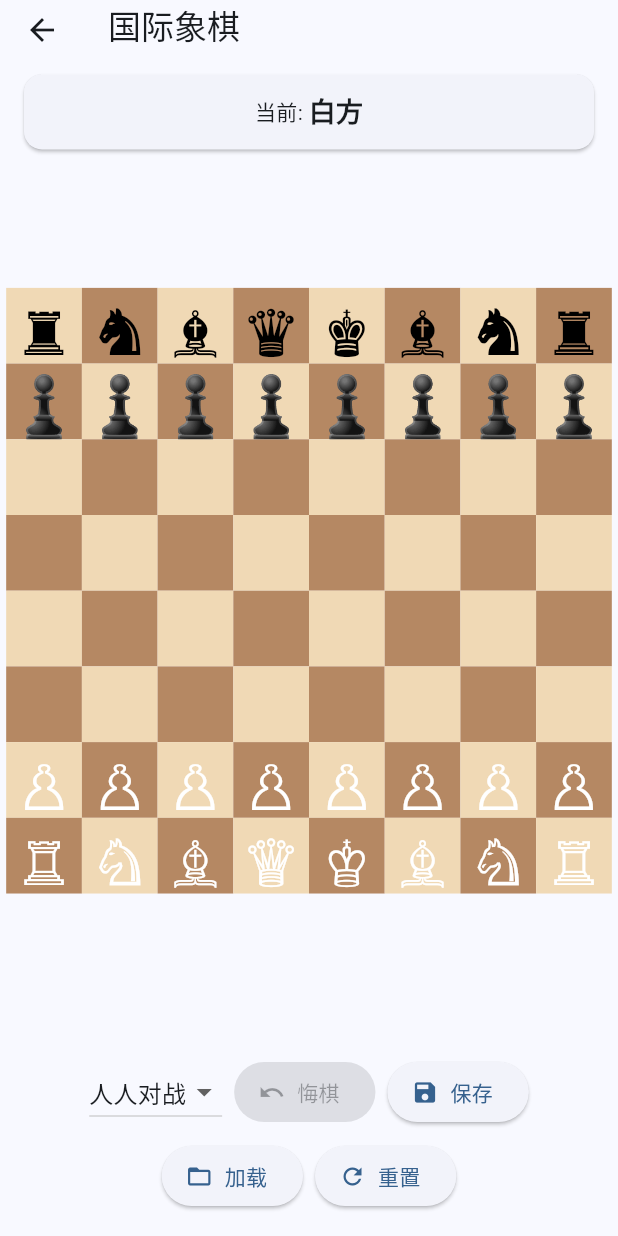
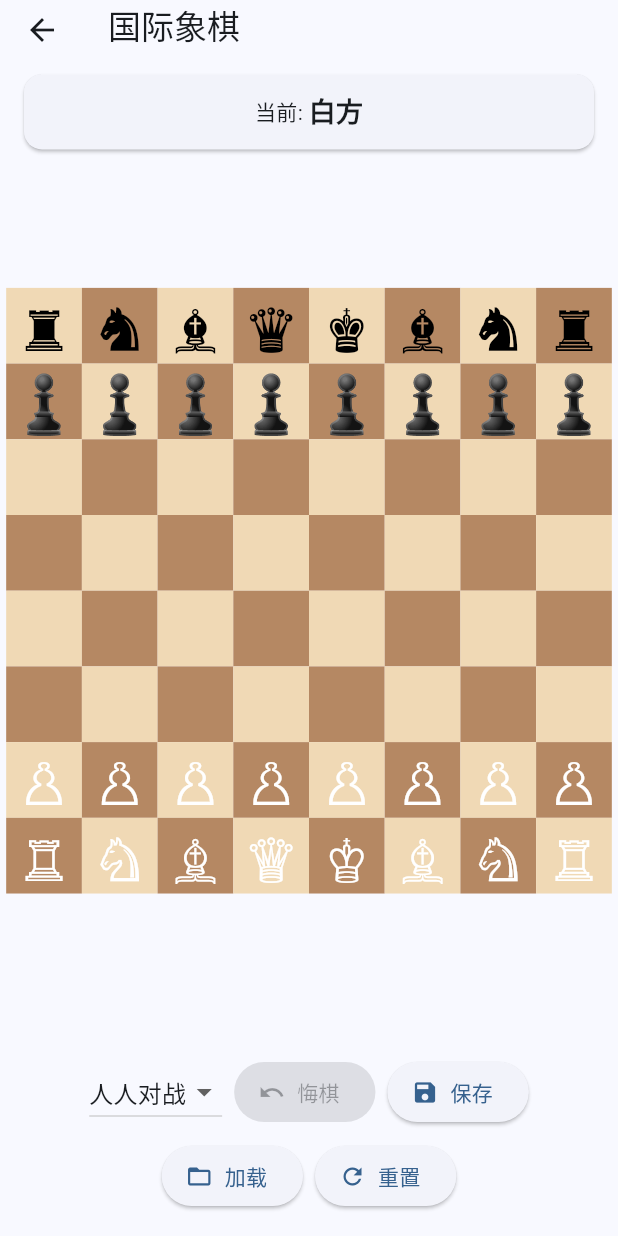
Before and after one commit to neohope/GeminiGameDemo, a Flutter app: the ChessPage screen opened by its route, on a phone screen of 412 x 824 dp. Run offline on Flutter 3.47's test engine with Material 3 defaults, Android fonts, the phone set to English and light mode, and no system bars; our stand-ins replace equatable, flutter_riverpod, go_router, shared_preferences; accounts and stored records are empty.

Commit message:
Fix Chess pieces: center them and improve color

```diff
--- a/lib/features/games/chess/presentation/widgets/chess_board_widget.dart
+++ b/lib/features/games/chess/presentation/widgets/chess_board_widget.dart
@@ -33,7 +33,7 @@ class ChessBoardWidget extends StatelessWidget {
             ),
             child: Stack(
               children: [
-                _buildGrid(boardSize),
+                _buildGrid(boardSize, cellSize),
                 _buildPieces(cellSize),
               ],
             ),
@@ -43,7 +43,7 @@ class ChessBoardWidget extends StatelessWidget {
     );
   }
 
-  Widget _buildGrid(double boardSize) {
+  Widget _buildGrid(double boardSize, double cellSize) {
     return CustomPaint(
       size: Size(boardSize, boardSize),
       child: SizedBox.expand(
@@ -81,7 +81,6 @@ class ChessBoardWidget extends StatelessWidget {
         final piece = board.getPiece(r, c);
         if (piece != null) {
           final unicode = _getUnicode(piece.type, piece.color);
-          final fontSize = cellSize * 0.8;
           pieces.add(Positioned(
             left: c * cellSize,
             top: r * cellSize,
@@ -92,7 +91,7 @@ class ChessBoardWidget extends StatelessWidget {
                 child: Text(
                   unicode,
                   style: TextStyle(
-                    fontSize: fontSize,
+                    fontSize: cellSize * 0.75,
                     color: piece.color == whitePlayer ? Colors.white : Colors.black,
                   ),
                 ),
```
